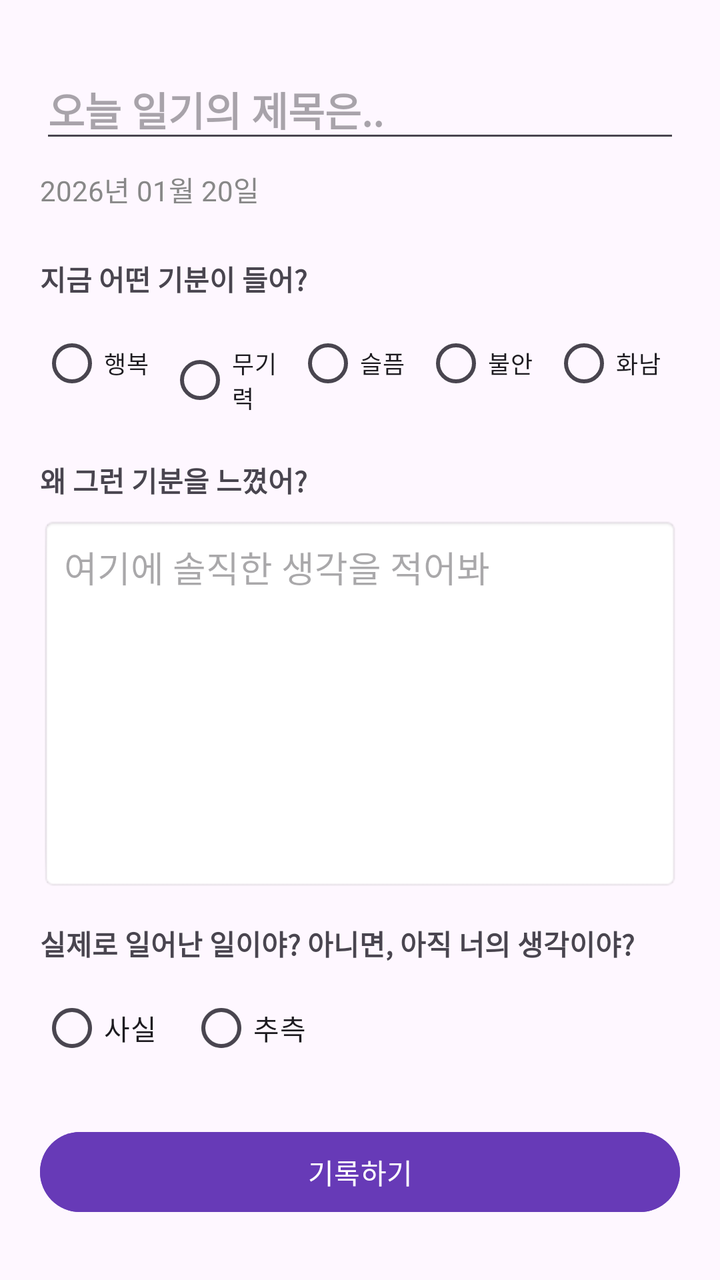
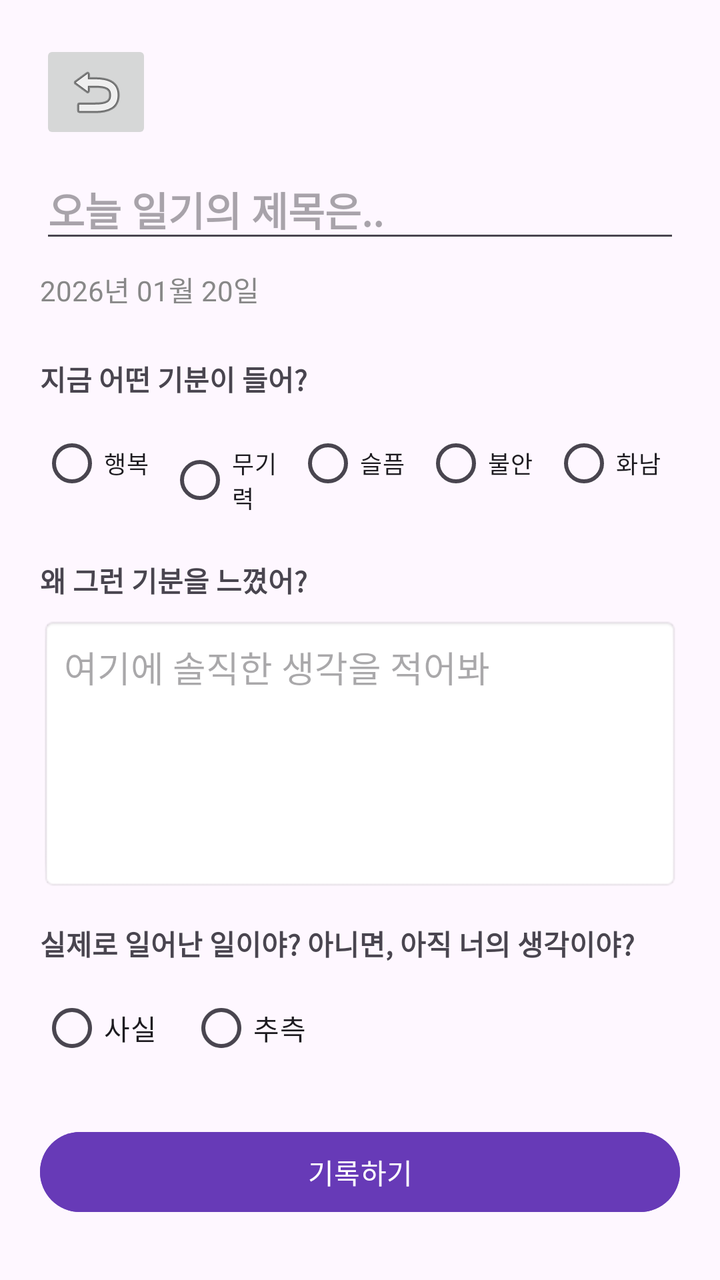

The first picture is an Android layout as it rendered before a commit; the second is the same layout after the commit. The layout source and the unified diff follow.
<!-- AndroidManifest.xml: application theme Theme.DiaryOfThatTime -->
<!-- res/layout/activity_write.xml -->
<?xml version="1.0" encoding="utf-8"?>
<androidx.constraintlayout.widget.ConstraintLayout xmlns:android="http://schemas.android.com/apk/res/android"
    xmlns:app="http://schemas.android.com/apk/res-auto"
    xmlns:tools="http://schemas.android.com/tools"
    android:id="@+id/main"
    android:layout_width="match_parent"
    android:layout_height="match_parent"
    android:padding="20dp"
    tools:context=".WriteActivity">

    <EditText
        android:id="@+id/editTextText2"
        android:layout_width="0dp"
        android:layout_height="wrap_content"
        android:layout_marginTop="10dp"
        android:hint="오늘 일기의 제목은.."
        android:inputType="text"
        android:textSize="20sp"
        android:textStyle="bold"
        app:layout_constraintEnd_toEndOf="parent"
        app:layout_constraintStart_toStartOf="parent"
        app:layout_constraintTop_toTopOf="parent" />

    <TextView
        android:id="@+id/textDate"
        android:layout_width="wrap_content"
        android:layout_height="wrap_content"
        android:layout_marginTop="8dp"
        android:text="2026년 01월 20일"
        android:textColor="#888888"
        app:layout_constraintStart_toStartOf="@+id/editTextText2"
        app:layout_constraintTop_toBottomOf="@+id/editTextText2" />

    <TextView
        android:id="@+id/textView"
        android:layout_width="wrap_content"
        android:layout_height="wrap_content"
        android:layout_marginTop="24dp"
        android:text="지금 어떤 기분이 들어?"
        android:textStyle="bold"
        app:layout_constraintStart_toStartOf="parent"
        app:layout_constraintTop_toBottomOf="@+id/textDate" />

    <RadioGroup
        android:id="@+id/emotion"
        android:layout_width="0dp"
        android:layout_height="wrap_content"
        android:layout_marginTop="8dp"
        android:orientation="horizontal"
        app:layout_constraintEnd_toEndOf="parent"
        app:layout_constraintStart_toStartOf="parent"
        app:layout_constraintTop_toBottomOf="@+id/textView">

        <RadioButton android:id="@+id/emotion_1" android:layout_width="0dp" android:layout_height="wrap_content" android:layout_weight="1" android:text="행복" android:textSize="12sp" />
        <RadioButton android:id="@+id/emotion_2" android:layout_width="0dp" android:layout_height="wrap_content" android:layout_weight="1" android:text="무기력" android:textSize="12sp" />
        <RadioButton android:id="@+id/emotion_3" android:layout_width="0dp" android:layout_height="wrap_content" android:layout_weight="1" android:text="슬픔" android:textSize="12sp" />
        <RadioButton android:id="@+id/emotion_4" android:layout_width="0dp" android:layout_height="wrap_content" android:layout_weight="1" android:text="불안" android:textSize="12sp" />
        <RadioButton android:id="@+id/emotion_5" android:layout_width="0dp" android:layout_height="wrap_content" android:layout_weight="1" android:text="화남" android:textSize="12sp" />
    </RadioGroup>

    <TextView
        android:id="@+id/textView2"
        android:layout_width="wrap_content"
        android:layout_height="wrap_content"
        android:layout_marginTop="24dp"
        android:text="왜 그런 기분을 느꼈어?"
        android:textStyle="bold"
        app:layout_constraintStart_toStartOf="parent"
        app:layout_constraintTop_toBottomOf="@+id/emotion" />

    <EditText
        android:id="@+id/editTextText"
        android:layout_width="0dp"
        android:layout_height="0dp"
        android:layout_marginTop="8dp"
        android:layout_marginBottom="16dp"
        android:background="@android:drawable/editbox_background"
        android:gravity="top"
        android:hint="여기에 솔직한 생각을 적어봐"
        android:inputType="textMultiLine"
        android:padding="12dp"
        app:layout_constraintBottom_toTopOf="@+id/textView3"
        app:layout_constraintEnd_toEndOf="parent"
        app:layout_constraintStart_toStartOf="parent"
        app:layout_constraintTop_toBottomOf="@+id/textView2" />

    <TextView
        android:id="@+id/textView3"
        android:layout_width="0dp"
        android:layout_height="wrap_content"
        android:layout_marginBottom="8dp"
        android:text="실제로 일어난 일이야? 아니면, 아직 너의 생각이야?"
        android:textStyle="bold"
        app:layout_constraintBottom_toTopOf="@+id/question"
        app:layout_constraintEnd_toEndOf="parent"
        app:layout_constraintStart_toStartOf="parent" />

    <RadioGroup
        android:id="@+id/question"
        android:layout_width="wrap_content"
        android:layout_height="wrap_content"
        android:layout_marginBottom="24dp"
        android:orientation="horizontal"
        app:layout_constraintBottom_toTopOf="@+id/write"
        app:layout_constraintStart_toStartOf="parent">

        <RadioButton android:id="@+id/maybetrue" android:layout_width="wrap_content" android:layout_height="wrap_content" android:layout_marginEnd="16dp" android:text="사실" />
        <RadioButton android:id="@+id/maybefalse" android:layout_width="wrap_content" android:layout_height="wrap_content" android:text="추측" />
    </RadioGroup>

    <Button
        android:id="@+id/write"
        android:layout_width="0dp"
        android:layout_height="wrap_content"
        android:layout_marginBottom="10dp"
        android:backgroundTint="#673AB7"
        android:text="기록하기"
        android:textColor="#FFFFFF"
        app:layout_constraintBottom_toBottomOf="parent"
        app:layout_constraintEnd_toEndOf="parent"
        app:layout_constraintStart_toStartOf="parent" />

</androidx.constraintlayout.widget.ConstraintLayout>
<!-- resources referenced by this layout -->
<resources>
  <style name="Theme.DiaryOfThatTime" parent="Base.Theme.DiaryOfThatTime" />
  <style name="Base.Theme.DiaryOfThatTime" parent="Theme.Material3.DayNight.NoActionBar">
          
          
      </style>
</resources>

<!-- the commit's change to res/layout/activity_write.xml (unified diff, before → after) -->
@@ -8,18 +8,28 @@
     android:padding="20dp"
     tools:context=".WriteActivity">
 
+    <ImageButton
+        android:id="@+id/btnBack"
+        android:layout_width="wrap_content"
+        android:layout_height="wrap_content"
+        android:clickable="true"
+        android:focusable="true"
+        android:src="@android:drawable/ic_menu_revert"
+        app:layout_constraintStart_toStartOf="parent"
+        app:layout_constraintTop_toTopOf="parent" />
+
     <EditText
         android:id="@+id/editTextText2"
         android:layout_width="0dp"
         android:layout_height="wrap_content"
-        android:layout_marginTop="10dp"
+        android:layout_marginTop="8dp"
         android:hint="오늘 일기의 제목은.."
         android:inputType="text"
         android:textSize="20sp"
         android:textStyle="bold"
         app:layout_constraintEnd_toEndOf="parent"
         app:layout_constraintStart_toStartOf="parent"
-        app:layout_constraintTop_toTopOf="parent" />
+        app:layout_constraintTop_toBottomOf="@+id/btnBack" />
 
     <TextView
         android:id="@+id/textDate"
